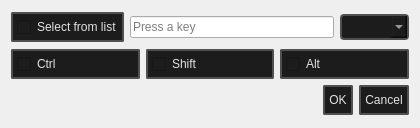
This is src/editors/hotkey_editor/dialog.ui in dertwist/Hammer5Tools as Qt 5 draws it before an edit. The edited form follows.
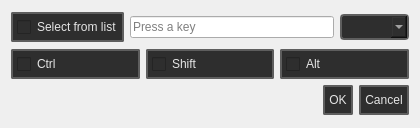
This is the edited form. Icons and pictures are not drawn.

The edit to the form file:
```diff
--- a/src/editors/hotkey_editor/dialog.ui
+++ b/src/editors/hotkey_editor/dialog.ui
@@ -75,14 +75,14 @@
 
         border: 2px solid black;
         border-radius: 2px;
-        border-color: rgba(80, 80, 80, 255);
+        border-color: rgba(94, 94, 94, 255);
         height:22px;
         padding-top: 2px;
         padding-bottom:2px;
         padding-left: 4px;
         padding-right: 4px;
-        color: #E3E3E3;
-        background-color: #1C1C1C;
+        color: #e5e5e5;
+        background-color: #2e2e2e;
     }
     QCheckBox:hover {
         background-color: #414956;
@@ -127,17 +127,17 @@
     color: white;
 }
 QWidget {
-    background-color: #151515;
+    background-color: #272727;
     outline: none;
 }
 
 QWidget:item:checked {
-    background-color: #151515;
+    background-color: #272727;
     color: white;
 }
 
 QWidget:item:selected {
-    background-color: #414956;
+    background-color: #515965;
     color: white;
     border: 0px;
 }
@@ -195,12 +195,12 @@
     font: 580 8pt &quot;Segoe UI&quot;;
     border: 2px solid black;
     border-radius: 4px;
-    border-color: rgba(80, 80, 80, 255);
+    border-color: rgba(94, 94, 94, 255);
     height: 12px;
     padding-top: 5px;
     padding-bottom: 5px;
-    color: #E3E3E3;
-    background-color: #1C1C1C;
+    color: #e5e5e5;
+    background-color: #2e2e2e;
     padding-left: 5px;
 }
 
@@ -216,14 +216,14 @@
 
 QComboBox:item {
     font: 580 8pt &quot;Segoe UI&quot;;
-    color: #E3E3E3;
+    color: #e5e5e5;
     padding-left: 5px;
-    background-color: #1C1C1C;
+    background-color: #2e2e2e;
     border-style: none;
 }
 
 QComboBox::drop-down {
-    color: #E3E3E3;
+    color: #e5e5e5;
     padding: 2px;
     background: url(://icons/arrow_drop_down_16dp.svg) no-repeat center;
     border-bottom: 0px solid black;
@@ -233,16 +233,16 @@
     margin-left: 5px;
     padding: 5px;
     width: 7px;
-    border-color: rgba(80, 80, 80, 255);
-    background-color: #1C1C1C;
+    border-color: rgba(94, 94, 94, 255);
+    background-color: #2e2e2e;
 }
 
 
 QComboBox QAbstractItemView {
     border: 2px solid gray;
-    border-color: rgba(80, 80, 80, 255);
-    selection-background-color: #414956;
-    background-color: #1C1C1C;
+    border-color: rgba(94, 94, 94, 255);
+    selection-background-color: #515965;
+    background-color: #2e2e2e;
 }
 
 
@@ -251,7 +251,7 @@
     padding: 4px; /* Add padding to each item */
     padding-left: 5px;
     padding-right: 5px;
-    color: #ff8a8a8a;
+    color: #ff939393;
     border-style: none;
     border-bottom: 0.5px solid black;
     border-color: rgba(255, 255, 255, 10);
@@ -263,7 +263,7 @@
     padding: 4px; /* Add padding to each item */
     padding-left: 5px;
     padding-right: 5px;
-    background-color: #414956;
+    background-color: #515965;
     color: white;
     border: none; /* Remove border */
     outline: none; /* Remove outline */
@@ -288,14 +288,14 @@
 
         border: 2px solid black;
         border-radius: 2px;
-        border-color: rgba(80, 80, 80, 255);
+        border-color: rgba(94, 94, 94, 255);
         height:22px;
         padding-top: 2px;
         padding-bottom:2px;
         padding-left: 4px;
         padding-right: 4px;
-        color: #E3E3E3;
-        background-color: #1C1C1C;
+        color: #e5e5e5;
+        background-color: #2e2e2e;
     }
     QCheckBox:hover {
         background-color: #414956;
@@ -322,14 +322,14 @@
 
         border: 2px solid black;
         border-radius: 2px;
-        border-color: rgba(80, 80, 80, 255);
+        border-color: rgba(94, 94, 94, 255);
         height:22px;
         padding-top: 2px;
         padding-bottom:2px;
         padding-left: 4px;
         padding-right: 4px;
-        color: #E3E3E3;
-        background-color: #1C1C1C;
+        color: #e5e5e5;
+        background-color: #2e2e2e;
     }
     QCheckBox:hover {
         background-color: #414956;
@@ -356,14 +356,14 @@
 
         border: 2px solid black;
         border-radius: 2px;
-        border-color: rgba(80, 80, 80, 255);
+        border-color: rgba(94, 94, 94, 255);
         height:22px;
         padding-top: 2px;
         padding-bottom:2px;
         padding-left: 4px;
         padding-right: 4px;
-        color: #E3E3E3;
-        background-color: #1C1C1C;
+        color: #e5e5e5;
+        background-color: #2e2e2e;
     }
     QCheckBox:hover {
         background-color: #414956;
@@ -392,14 +392,14 @@
 
         border: 2px solid black;
         border-radius: 2px;
-        border-color: rgba(80, 80, 80, 255);
+        border-color: rgba(94, 94, 94, 255);
         height:22px;
         padding-top: 2px;
         padding-bottom:2px;
         padding-left: 4px;
         padding-right: 4px;
-        color: #E3E3E3;
-        background-color: #1C1C1C;
+        color: #e5e5e5;
+        background-color: #2e2e2e;
     }
     QPushButton:hover {
         background-color: #414956;
```
Left out of the diff: 36 changed lines with no effect on the pictures.
